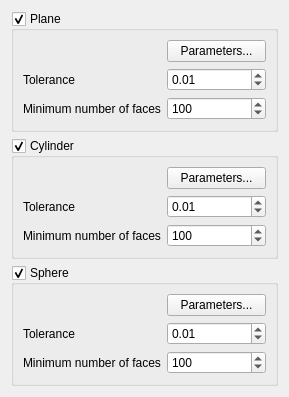
First picture: the form in src/Mod/Mesh/Gui/SegmentationBestFit.ui, repository southseact-3d/fcd, before the edit.
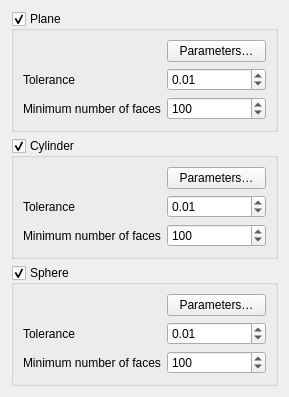
Second picture: the form after the edit.

```diff
--- a/src/Mod/Mesh/Gui/SegmentationBestFit.ui
+++ b/src/Mod/Mesh/Gui/SegmentationBestFit.ui
@@ -26,7 +26,7 @@
       <item row="0" column="1">
        <widget class="QPushButton" name="planeParameters">
         <property name="text">
-         <string>Parameters...</string>
+         <string>Parameters…</string>
         </property>
        </widget>
       </item>
@@ -79,7 +79,7 @@
       <item row="0" column="1">
        <widget class="QPushButton" name="cylinderParameters">
         <property name="text">
-         <string>Parameters...</string>
+         <string>Parameters…</string>
         </property>
        </widget>
       </item>
@@ -132,7 +132,7 @@
       <item row="0" column="1">
        <widget class="QPushButton" name="sphereParameters">
         <property name="text">
-         <string>Parameters...</string>
+         <string>Parameters…</string>
         </property>
        </widget>
       </item>
```
Left out of the diff: 2 changed lines with no effect on the pictures.
